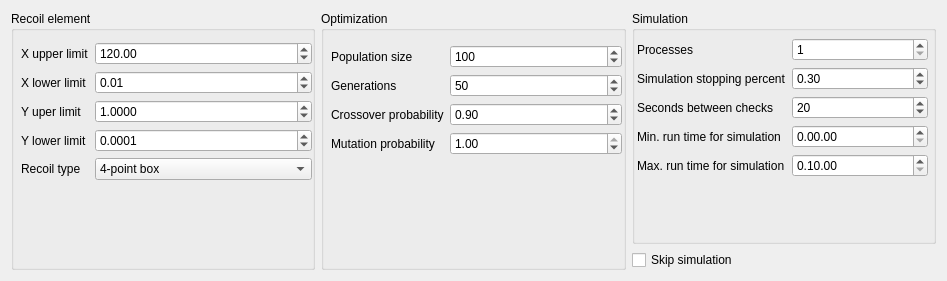
The window that ui_files/ui_optimization_recoil_params.ui (JYU-IBA/potku) describes before a commit, drawn with Qt 5.
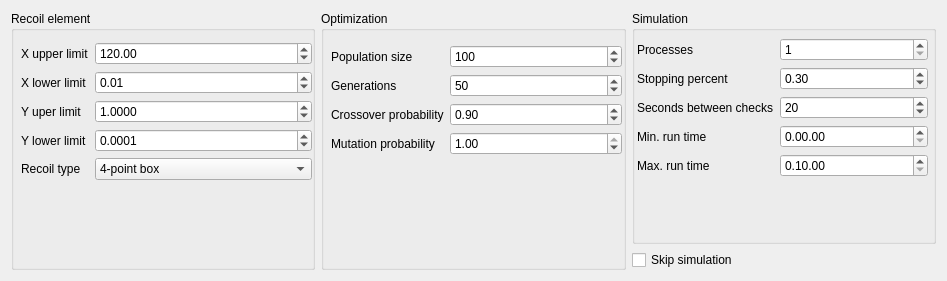
The same window after the commit.

Commit message: Reorganized fluence parameters and unified GUI texts

```diff
--- a/ui_files/ui_optimization_recoil_params.ui
+++ b/ui_files/ui_optimization_recoil_params.ui
@@ -287,7 +287,7 @@
            <property name="title">
             <string>Simulation</string>
            </property>
-           <widget class="QWidget" name="">
+           <widget class="QWidget" name="layoutWidget">
             <property name="geometry">
              <rect>
               <x>5</x>
@@ -300,7 +300,7 @@
              <item row="1" column="0">
               <widget class="QLabel" name="label_11">
                <property name="text">
-                <string>Simulation stopping percent</string>
+                <string>Stopping percent</string>
                </property>
               </widget>
              </item>
@@ -340,14 +340,14 @@
              <item row="3" column="0">
               <widget class="QLabel" name="label_13">
                <property name="text">
-                <string>Min. run time for simulation</string>
+                <string>Min. run time</string>
                </property>
               </widget>
              </item>
              <item row="4" column="0">
               <widget class="QLabel" name="label_14">
                <property name="text">
-                <string>Max. run time for simulation</string>
+                <string>Max. run time</string>
                </property>
               </widget>
              </item>
```
Left out of the diff: 4 changed lines with no effect on the pictures. The commit also changes 2 other files.
